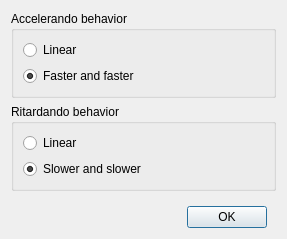
kmatheussen/radium, file Qt/qt4_song_properties.ui: the form before one commit.
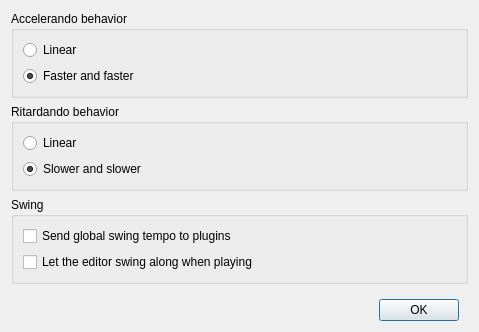
The form after the commit.

Commit message: By default, don"t send swinging tempo to plugins, plus options to enable/disable, plus options to enable/disable editor swinging along

The edit to the form file:
```diff
--- a/Qt/qt4_song_properties.ui
+++ b/Qt/qt4_song_properties.ui
@@ -6,8 +6,8 @@
    <rect>
     <x>0</x>
     <y>0</y>
-    <width>287</width>
-    <height>228</height>
+    <width>479</width>
+    <height>330</height>
    </rect>
   </property>
   <property name="sizePolicy">
@@ -23,6 +23,32 @@
    <property name="bottomMargin">
     <number>2</number>
    </property>
+   <item row="1" column="0">
+    <widget class="QGroupBox" name="groupBox_3">
+     <property name="title">
+      <string>Ritardando behavior</string>
+     </property>
+     <layout class="QGridLayout" name="gridLayout_5">
+      <item row="0" column="0">
+       <widget class="QRadioButton" name="rit_linear">
+        <property name="text">
+         <string>Linear</string>
+        </property>
+       </widget>
+      </item>
+      <item row="1" column="0">
+       <widget class="QRadioButton" name="rit_slower_and_slower">
+        <property name="text">
+         <string>Slower and slower</string>
+        </property>
+        <property name="checked">
+         <bool>true</bool>
+        </property>
+       </widget>
+      </item>
+     </layout>
+    </widget>
+   </item>
    <item row="0" column="0">
     <widget class="QGroupBox" name="groupBox_2">
      <property name="title">
@@ -49,8 +75,8 @@
      </layout>
     </widget>
    </item>
-   <item row="2" column="0">
-    <widget class="QWidget" name="" native="true">
+   <item row="3" column="0">
+    <widget class="QWidget" name="widget" native="true">
      <property name="sizePolicy">
       <sizepolicy hsizetype="Preferred" vsizetype="Fixed">
        <horstretch>0</horstretch>
@@ -77,26 +103,23 @@
      </layout>
     </widget>
    </item>
-   <item row="1" column="0">
-    <widget class="QGroupBox" name="groupBox_3">
+   <item row="2" column="0">
+    <widget class="QGroupBox" name="groupBox">
      <property name="title">
-      <string>Ritardando behavior</string>
+      <string>Swing</string>
      </property>
-     <layout class="QGridLayout" name="gridLayout_5">
+     <layout class="QGridLayout" name="gridLayout">
       <item row="0" column="0">
-       <widget class="QRadioButton" name="rit_linear">
+       <widget class="QCheckBox" name="send_swing_to_plugins">
         <property name="text">
-         <string>Linear</string>
+         <string>Send global swing tempo to plugins</string>
         </property>
        </widget>
       </item>
       <item row="1" column="0">
-       <widget class="QRadioButton" name="rit_slower_and_slower">
+       <widget class="QCheckBox" name="swing_along">
         <property name="text">
-         <string>Slower and slower</string>
-        </property>
-        <property name="checked">
-         <bool>true</bool>
+         <string>Let the editor swing along when playing</string>
         </property>
        </widget>
       </item>
```
Left out of the diff: 2 changed lines with no effect on the pictures. The commit also changes 8 other files.
